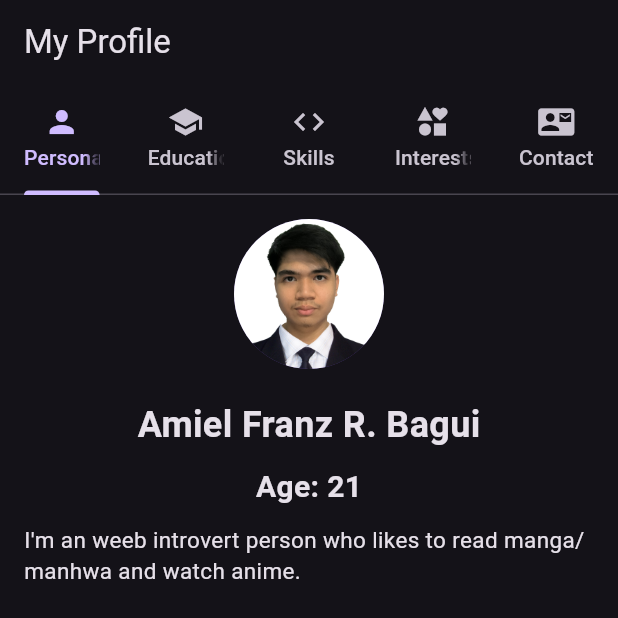
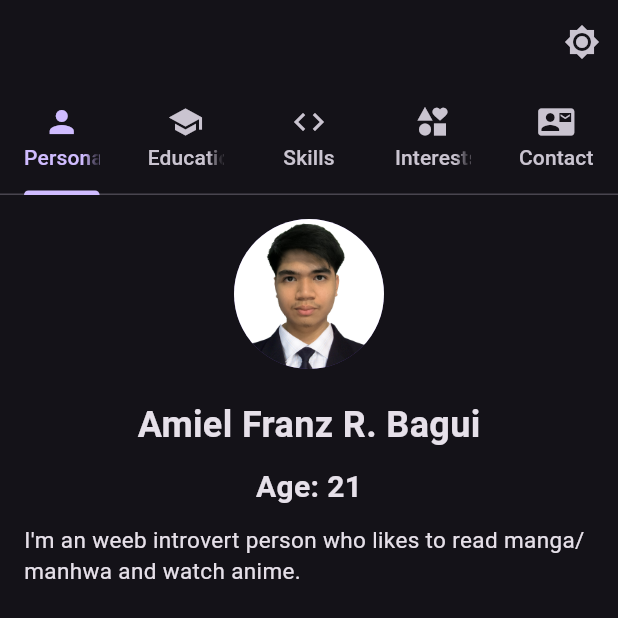
Before and after one commit to MrFranzu/flutter_app, a Flutter app: the screen it shows after launch, on a phone screen of 412 x 824 dp. Shown: the top 618 px of the screen. Run offline on Flutter 3.47's test engine with Material 3 defaults, Android fonts, the phone set to English and light mode, and no system bars.

Commit message:
Update main.dart

```diff
--- a/lib/main.dart
+++ b/lib/main.dart
@@ -9,32 +9,46 @@ void main() {
   runApp(const MyApp());
 }
 
-class MyApp extends StatelessWidget {
+class MyApp extends StatefulWidget {
   const MyApp({Key? key}) : super(key: key);
+
+  @override
+  _MyAppState createState() => _MyAppState();
+}
+
+class _MyAppState extends State<MyApp> {
+  bool _isDarkMode = true;
+
+  void _toggleTheme() {
+    setState(() {
+      _isDarkMode = !_isDarkMode;
+    });
+  }
 
   @override
   Widget build(BuildContext context) {
     return MaterialApp(
-      title: 'My Profile',
-      theme: ThemeData.dark().copyWith(
-        primaryColor: Colors.blue,
-        hintColor: Colors.blueAccent,
-        visualDensity: VisualDensity.adaptivePlatformDensity,
+      debugShowCheckedModeBanner: false, // Remove the debug banner
+      theme: _isDarkMode ? ThemeData.dark() : ThemeData.light(),
+      home: MyHomePage(
+        isDarkMode: _isDarkMode,
+        toggleTheme: _toggleTheme,
       ),
-      home: const MyHomePage(),
     );
   }
 }
 
 class MyHomePage extends StatefulWidget {
-  const MyHomePage({Key? key}) : super(key: key);
+  final bool isDarkMode;
+  final Function toggleTheme;
+
+  const MyHomePage({Key? key, required this.isDarkMode, required this.toggleTheme}) : super(key: key);
 
   @override
   _MyHomePageState createState() => _MyHomePageState();
 }
 
-class _MyHomePageState extends State<MyHomePage>
-    with SingleTickerProviderStateMixin {
+class _MyHomePageState extends State<MyHomePage> with SingleTickerProviderStateMixin {
   late TabController _tabController;
 
   @override
@@ -53,7 +67,12 @@ class _MyHomePageState extends State<MyHomePage>
   Widget build(BuildContext context) {
     return Scaffold(
       appBar: AppBar(
-        title: const Text('My Profile'),
+        actions: [
+          IconButton(
+            icon: Icon(widget.isDarkMode ? Icons.brightness_7 : Icons.brightness_2),
+            onPressed: () => widget.toggleTheme(),
+          ),
+        ],
         bottom: TabBar(
           controller: _tabController,
           tabs: const [
```
